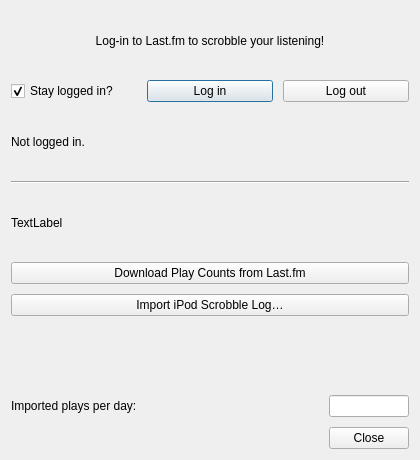
Before: the Qt Designer form ui/lastfm.ui in music-hive-dev/MusicHive, drawn with Qt 5.
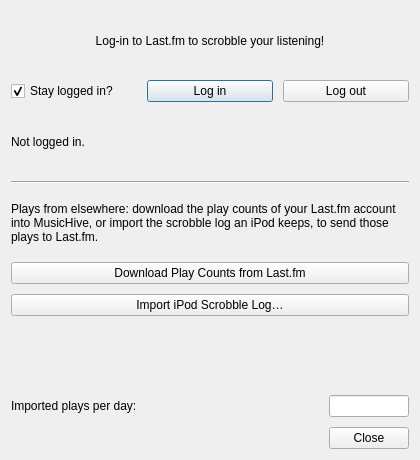
After: the same form once the commit is applied.

What changed in the file:
```diff
--- a/ui/lastfm.ui
+++ b/ui/lastfm.ui
@@ -96,7 +96,7 @@
    <item>
     <widget class="QLabel" name="lastFmSyncLabel">
      <property name="text">
-      <string>TextLabel</string>
+      <string>Plays from elsewhere: download the play counts of your Last.fm account into MusicHive, or import the scrobble log an iPod keeps, to send those plays to Last.fm.</string>
      </property>
      <property name="wordWrap">
       <bool>true</bool>
```
